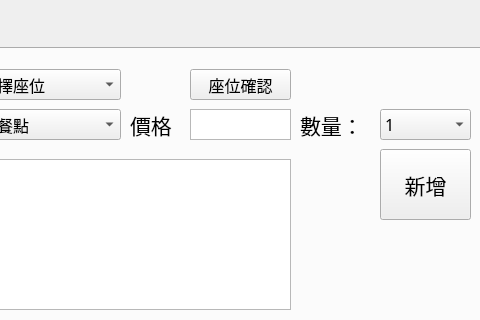
Before: the Qt Designer form RMS/customer_manage.ui in hank-wu/OOAD, drawn with Qt 5; both pictures show x 192 to 672 and y 0 to 320 of the 1035 by 666 pixel window.
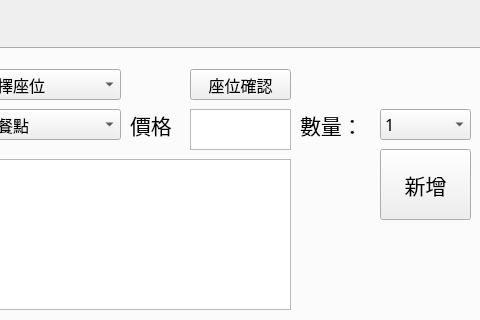
After: the same form once the commit is applied. The open tabs and pages were chosen to show the change.

```diff
--- a/RMS/customer_manage.ui
+++ b/RMS/customer_manage.ui
@@ -1104,9 +1104,14 @@
        <x>370</x>
        <y>60</y>
        <width>101</width>
-       <height>31</height>
+       <height>41</height>
       </rect>
      </property>
+     <property name="font">
+      <font>
+       <pointsize>16</pointsize>
+      </font>
+     </property>
      <property name="verticalScrollBarPolicy">
       <enum>Qt::ScrollBarAlwaysOff</enum>
      </property>
```
Left out of the diff: 54 changed lines with no effect on the pictures.
